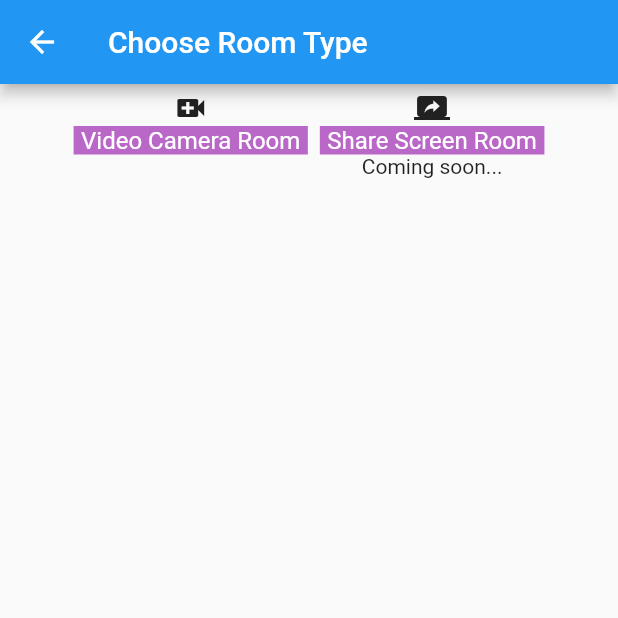
After one commit to mohammadkamal/Tawasal, a Flutter app: the CreateRoomPage screen opened directly, on a phone screen of 412 x 824 dp, the top half of it. The commit adds this screen. Run offline on Flutter 3.47's test engine with Material 2 defaults, Android fonts, the light colour scheme and no system bars; our stand-ins replace cloud_firestore, firebase_auth, firebase_core, permission_handler; missing offline and left inert: agora_rtc_engine; accounts and stored records are empty.

Commit message:
Abstracted Code Added Contacs Modified Video Camera UI

```diff
--- /dev/null
+++ b/lib/CreateRoomPage.dart
@@ -0,0 +1,93 @@
+import 'package:flutter/material.dart';
+import 'package:tawasal/CreateLiveVideoRoom.dart';
+
+class CreateRoomPage extends StatefulWidget {
+  @override
+  _CreateRoomPageState createState() => _CreateRoomPageState();
+}
+
+class _CreateRoomPageState extends State<CreateRoomPage> {
+  Widget _liveCamRoom() {
+    return GestureDetector(
+      child: Container(
+          padding: EdgeInsets.all(4.0),
+          decoration: BoxDecoration(
+            borderRadius: BorderRadius.all(Radius.circular(5)),
+          ),
+          child: Column(
+            children: [
+              Row(children: [
+                Icon(Icons.video_call),
+              ]),
+              Row(
+                children: [
+                  Container(
+                    child: Text(
+                      'Video Camera Room',
+                      style: TextStyle(color: Colors.white, fontSize: 16.0),
+                    ),
+                    padding: EdgeInsets.only(left: 5, right: 5),
+                    color: Colors.purple[300],
+                  )
+                ],
+              )
+            ],
+          )),
+      onTap: () => Navigator.push(context,
+          MaterialPageRoute(builder: (context) => CreateLiveVideoRoom())),
+    );
+  }
+
+  Widget _shareScreen() {
+    return GestureDetector(
+      child: Container(
+          padding: EdgeInsets.all(4.0),
+          decoration: BoxDecoration(
+            borderRadius: BorderRadius.all(Radius.circular(5)),
+          ),
+          child: Column(
+            children: [
+              Row(children: [
+                Icon(Icons.screen_share),
+              ]),
+              Row(
+                children: [
+                  Container(
+                    child: Text(
+                      'Share Screen Room',
+                      style: TextStyle(color: Colors.white, fontSize: 16.0),
+                    ),
+                    padding: EdgeInsets.only(left: 5, right: 5),
+                    color: Colors.purple[300],
+                  ),
+                ],
+              ),
+              Row(
+                children: [Container(child: Text('Coming soon...'))],
+              )
+            ],
+          )),
+      onTap: () {
+        ScaffoldMessenger.of(context).showSnackBar(SnackBar(
+          content: Text('Feature not supported yet...'),
+        ));
+      },
+    );
+  }
+
+  @override
+  Widget build(BuildContext context) {
+    return Scaffold(
+      appBar: AppBar(
+        title: Text('Choose Room Type'),
+      ),
+      body: Row(
+        mainAxisAlignment: MainAxisAlignment.center,
+        children: [
+          Column(children: [_liveCamRoom()]),
+          Column(children: [_shareScreen()])
+        ],
+      ),
+    );
+  }
+}
```
Also changed, not shown: lib/AppSideDrawer.dart (added, +45 -0 lines), lib/ContactAccount.dart (added, +28 -0 lines), lib/ContactsList.dart (added, +57 -0 lines), lib/CreateLiveVideoRoom.dart (renamed from lib/CreateRoom.dart, +27 -11 lines), lib/HostLiveRoom.dart (+7 -15 lines), lib/LoginPage.dart (+9 -3 lines), lib/OneToOneCall.dart (+103 -32 lines), lib/PrivateDualCall.dart (added, +27 -0 lines), lib/PrivateDualCallsList.dart (added, +41 -0 lines), lib/RoomsList.dart (added, +45 -0 lines), lib/ViewContactsList.dart (added, +67 -0 lines), lib/main.dart (+12 -58 lines), 1 other file.
